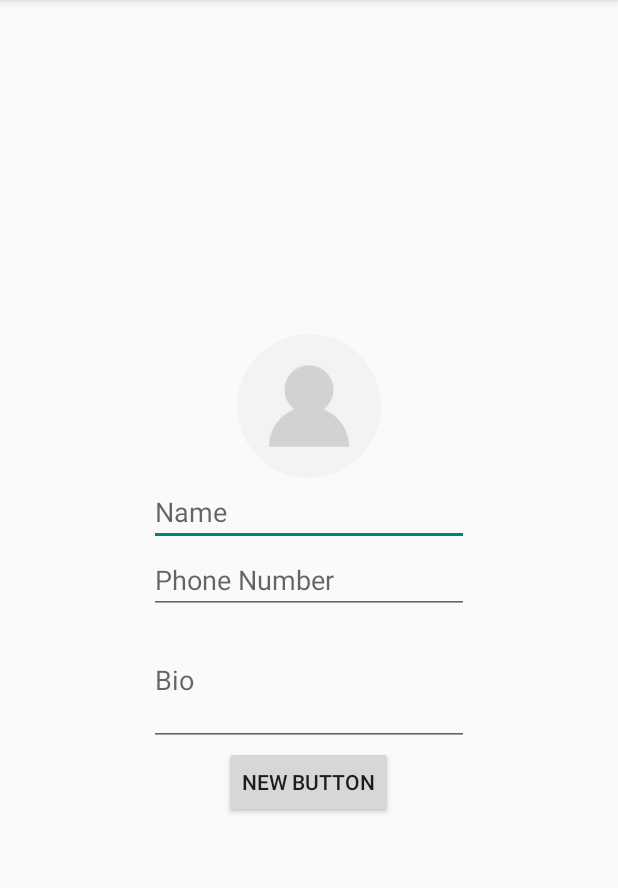
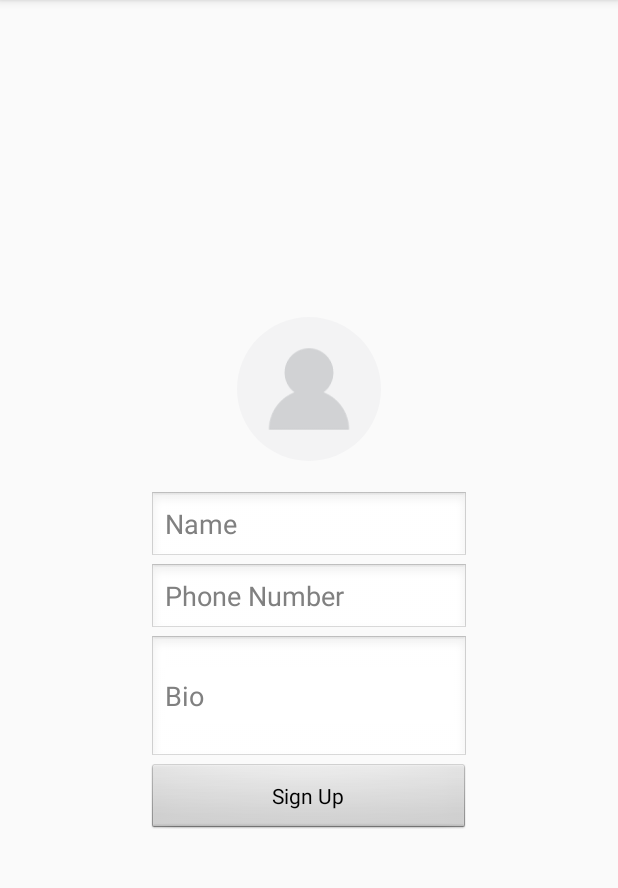
Before and after one commit to Roarster31/Flare, an Android app: the screen it shows after launch (MainActivity), on a phone screen of 412 x 824 dp, the part 84-972 px from its top. Run offline under Robolectric (Android 15) with nearby library versions, the phone set to English and light mode, and no system bars; our stand-ins replace CircleImageView.

Commit message:
Cleaned up UI

```diff
--- a/app/src/main/res/layout/fragment_main.xml
+++ b/app/src/main/res/layout/fragment_main.xml
@@ -4,6 +4,7 @@
     android:paddingRight="@dimen/activity_horizontal_margin"
     android:paddingTop="@dimen/activity_vertical_margin"
     android:paddingBottom="@dimen/activity_vertical_margin"
+    android:theme="@android:style/Theme.NoTitleBar"
     tools:context=".MainActivity$PlaceholderFragment">
 
     <LinearLayout
@@ -17,10 +18,11 @@
             xmlns:app="http://schemas.android.com/apk/res-auto"
             android:id="@+id/profile_image"
             android:layout_width="96dp"
-            android:layout_height="96dp"
+            android:layout_height="116dp"
             android:src="@drawable/nousers"
             app:border_width="1dp"
-            app:border_color="#c7c7c7"/>
+            app:border_color="#c7c7c7"
+            android:paddingBottom="20dp" />
         <EditText
             android:layout_width="wrap_content"
             android:layout_height="wrap_content"
@@ -49,10 +51,10 @@
             android:hint="Bio" />
 
         <Button
-            android:layout_width="wrap_content"
+            android:layout_width="215dp"
             android:layout_height="wrap_content"
-            android:text="New Button"
-            android:id="@+id/button"
+            android:text="Sign Up"
+            android:id="@+id/signUpBtn"
             android:layout_gravity="center_horizontal" />
     </LinearLayout>
 
```
